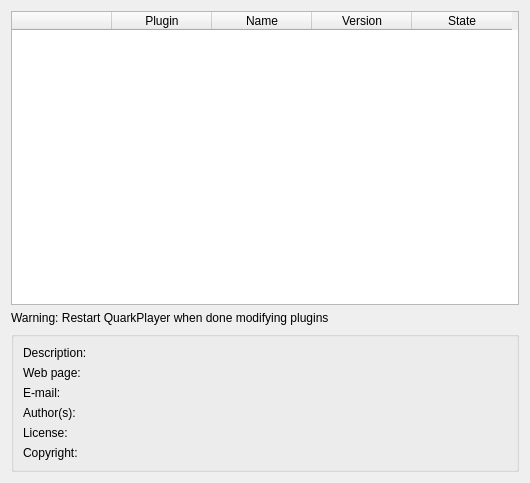
The window that quarkplayer/config/PluginsConfigWidget.ui (tkrotoff/QuarkPlayer) describes before a commit, drawn with Qt 5.
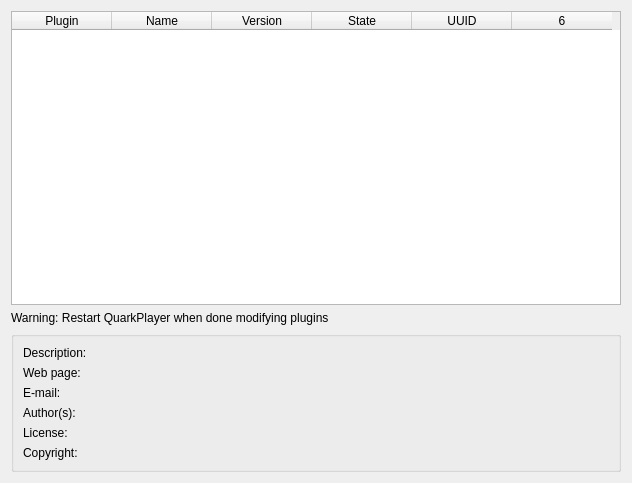
The same window after the commit.

Commit message: A lot of work on the plugin system Now it's possible to load several times the same plugin Each plugin as a unique ID UUID + other fixes

```diff
--- a/quarkplayer/config/PluginsConfigWidget.ui
+++ b/quarkplayer/config/PluginsConfigWidget.ui
@@ -5,7 +5,7 @@
    <rect>
     <x>0</x>
     <y>0</y>
-    <width>530</width>
+    <width>632</width>
     <height>483</height>
    </rect>
   </property>
@@ -21,11 +21,7 @@
      <property name="showGrid" >
       <bool>false</bool>
      </property>
-     <column>
-      <property name="text" >
-       <string> </string>
-      </property>
-     </column>
+     <column/>
      <column>
       <property name="text" >
        <string>Plugin</string>
@@ -46,6 +42,11 @@
        <string>State</string>
       </property>
      </column>
+     <column>
+      <property name="text" >
+       <string>UUID</string>
+      </property>
+     </column>
     </widget>
    </item>
    <item row="1" column="0" >
```
The commit also changes 54 other files.
